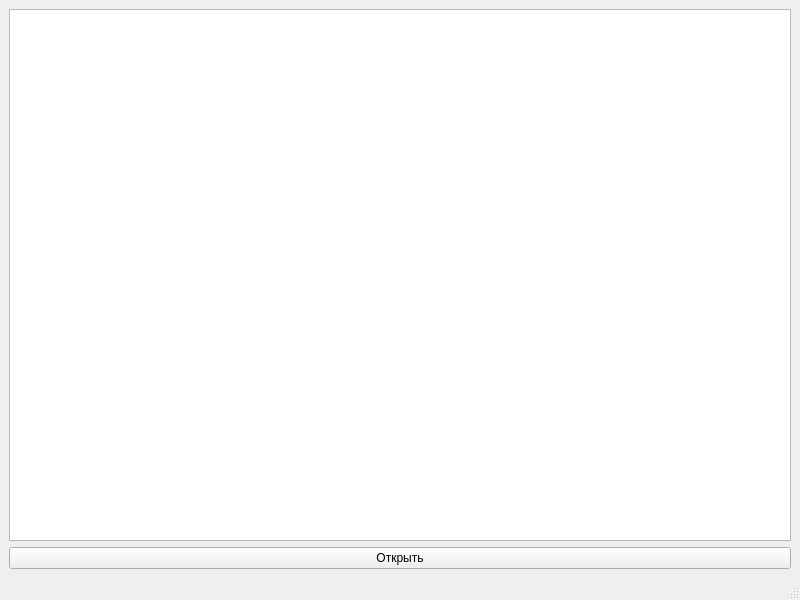
Above: TranzCheck/mainwindow.ui from Vasyaslav/221_329_Leshchinskii before the change. Below: the same form after it.
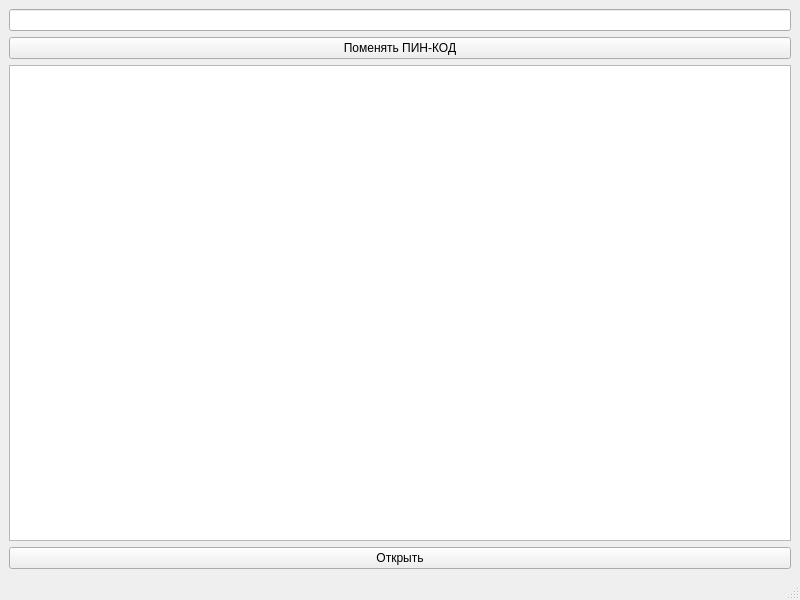
That is the form after the change.

Commit message: Добавлена смена пин-кода

The edit to the form file:
```diff
--- a/TranzCheck/mainwindow.ui
+++ b/TranzCheck/mainwindow.ui
@@ -15,6 +15,16 @@
   </property>
   <widget class="QWidget" name="centralwidget">
    <layout class="QVBoxLayout" name="verticalLayout">
+    <item>
+     <widget class="QLineEdit" name="newKEYEdit"/>
+    </item>
+    <item>
+     <widget class="QPushButton" name="changeKeyButton">
+      <property name="text">
+       <string>Поменять ПИН-КОД</string>
+      </property>
+     </widget>
+    </item>
     <item>
      <widget class="QListWidget" name="tranzListWidget"/>
     </item>
```
The commit also changes 2 other files.
